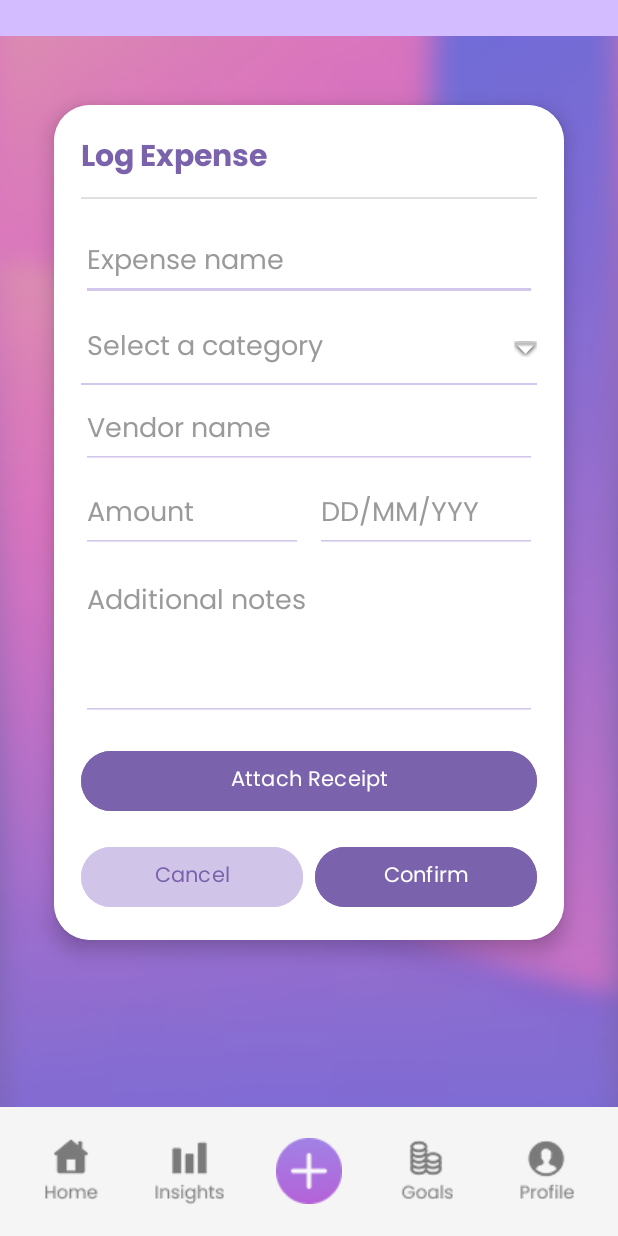
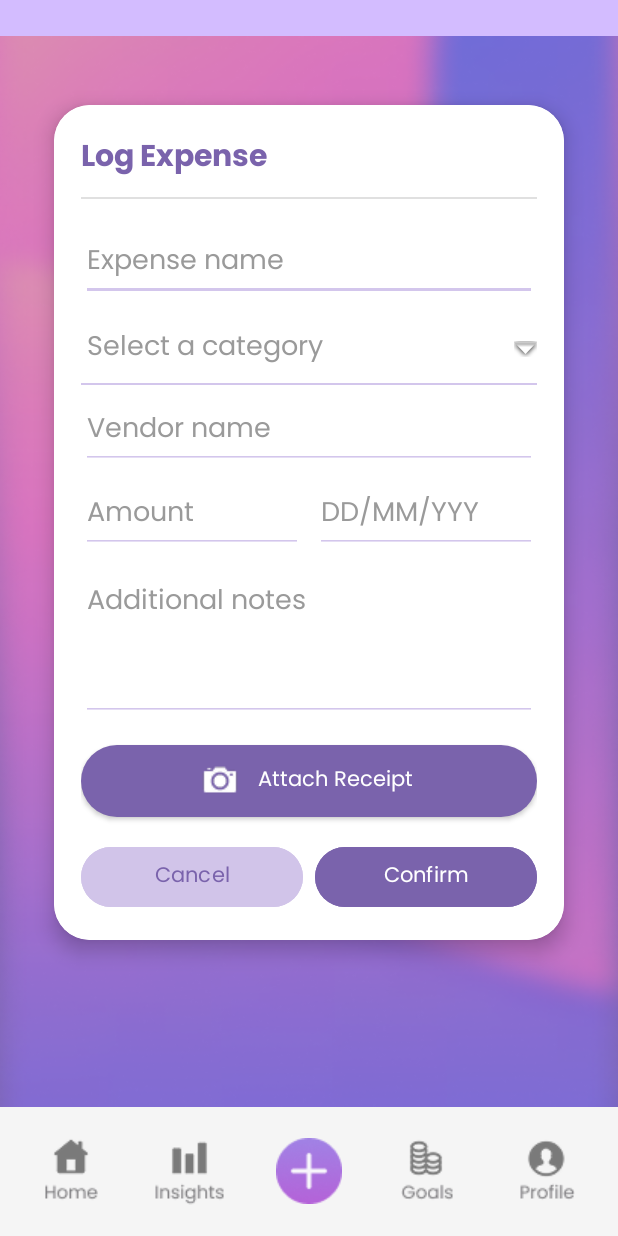
Before and after one commit to st10033925-azrahhabib/Coinverse, an Android app: the LogExpense screen opened directly, with no data from a screen before it, on a phone screen of 412 x 824 dp. Run offline under Robolectric (Android 15) with nearby library versions, the phone set to English and light mode, and no system bars; our stand-ins replace Firebase (no records; nobody signed in at launch, a user with empty details on screens opened directly), Room's generated code.

Commit message:
UI consistency adjustments and camera icon added

```diff
--- a/app/src/main/java/vcmsa/projects/coinverse/LogExpense.kt
+++ b/app/src/main/java/vcmsa/projects/coinverse/LogExpense.kt
@@ -3,6 +3,7 @@ package vcmsa.projects.coinverse
 import android.app.Activity
 import android.app.DatePickerDialog
 import android.content.Intent
+import android.graphics.Color
 import android.net.Uri
 import android.os.Bundle
 import android.util.Log
@@ -202,6 +203,7 @@ class LogExpense : AppCompatActivity() {
                     //tvCategoryLabel.setTextColor(ContextCompat.getColor(this@LogExpense, R.color.text_hint_color))
                 } else {
                     tvCategoryLabel.text = selectedCategory
+                    tvCategoryLabel.setTextColor(Color.BLACK)
                     //tvCategoryLabel.setTextColor(ContextCompat.getColor(this@LogExpense, R.color.text_primary_color))
                 }
             }
--- a/app/src/main/res/layout/activity_add_category.xml
+++ b/app/src/main/res/layout/activity_add_category.xml
@@ -88,7 +88,7 @@
                     android:layout_height="50dp"
                     android:layout_weight="1"
                     android:text="Cancel"
-                    android:textSize="16sp"
+                    android:textSize="14sp"
                     android:textColor="#7A63AC"
                     android:fontFamily="@font/poppinsregular"
                     android:backgroundTint="#D1C4E9" />
@@ -100,10 +100,10 @@
                     android:layout_width="0dp"
                     android:layout_height="50dp"
                     android:layout_weight="1"
+                    android:textSize="14sp"
                     android:text="Confirm"
                     android:textColor="@color/white"
                     android:fontFamily="@font/poppinsregular"
-                    android:textSize="16sp"
                     android:backgroundTint="@color/coinverse_purple" />
             </LinearLayout>
         </LinearLayout>
--- a/app/src/main/res/layout/activity_budget_goals.xml
+++ b/app/src/main/res/layout/activity_budget_goals.xml
@@ -183,7 +183,7 @@
             android:layout_width="0dp"
             android:layout_height="wrap_content"
             android:layout_weight="1"
-            android:src="@drawable/goals"
+            android:src="@drawable/goals_selected"
             android:contentDescription="Goals"
             android:background="@android:color/transparent"
             android:padding="12dp" />
--- a/app/src/main/res/layout/activity_insights.xml
+++ b/app/src/main/res/layout/activity_insights.xml
@@ -192,7 +192,7 @@
             android:layout_width="0dp"
             android:layout_height="wrap_content"
             android:layout_weight="1"
-            android:src="@drawable/insights"
+            android:src="@drawable/insights_selected"
             android:contentDescription="Insights"
             android:background="@android:color/transparent"
             android:padding="12dp" />
--- a/app/src/main/res/layout/activity_log_expense.xml
+++ b/app/src/main/res/layout/activity_log_expense.xml
@@ -156,17 +156,23 @@
                 android:minLines="3"
                 android:textColorHint="#9A9A9A" />
 
-            <Button
+            <androidx.appcompat.widget.AppCompatButton
                 android:id="@+id/btnAttachReceipt"
-                android:fontFamily="@font/poppinsregular"
                 android:layout_width="match_parent"
                 android:layout_height="wrap_content"
                 android:layout_marginTop="16dp"
+                android:background="@drawable/logout_button"
                 android:backgroundTint="@color/coinverse_purple"
-                android:drawablePadding="8dp"
+                android:drawableStart="@drawable/camera"
+                android:drawablePadding="-60dp"
+                android:paddingStart="80dp"
+                android:paddingEnd="10dp"
+                android:fontFamily="@font/poppinsregular"
                 android:text="@string/button_attach_receipt"
+                android:textSize="14sp"
                 android:textAllCaps="false"
                 android:textColor="@android:color/white" />
+
 
             <LinearLayout
                 android:layout_width="match_parent"
--- a/app/src/main/res/layout/activity_profile.xml
+++ b/app/src/main/res/layout/activity_profile.xml
@@ -234,7 +234,7 @@
             android:layout_width="0dp"
             android:layout_height="wrap_content"
             android:layout_weight="1"
-            android:src="@drawable/goals"
+            android:src="@drawable/goals_selected"
             android:contentDescription="Goals"
             android:background="@android:color/transparent"
             android:padding="12dp"
@@ -245,7 +245,7 @@
             android:layout_width="0dp"
             android:layout_height="wrap_content"
             android:layout_weight="1"
-            android:src="@drawable/profile_ic"
+            android:src="@drawable/profile_selected"
             android:contentDescription="Profile"
             app:tint="#7A63AC"
             android:background="@android:color/transparent"
```
Also changed, not shown: app/src/main/res/layout/activity_createbudget.xml (+4 -3 lines), app/src/main/res/drawable/camera.png (added), app/src/main/res/drawable/goals_selected.png (renamed from app/src/main/res/drawable/goals.png), app/src/main/res/drawable/insights_selected.png (added), app/src/main/res/drawable/profile_selected.png (renamed from app/src/main/res/drawable/profile_ic.png).
